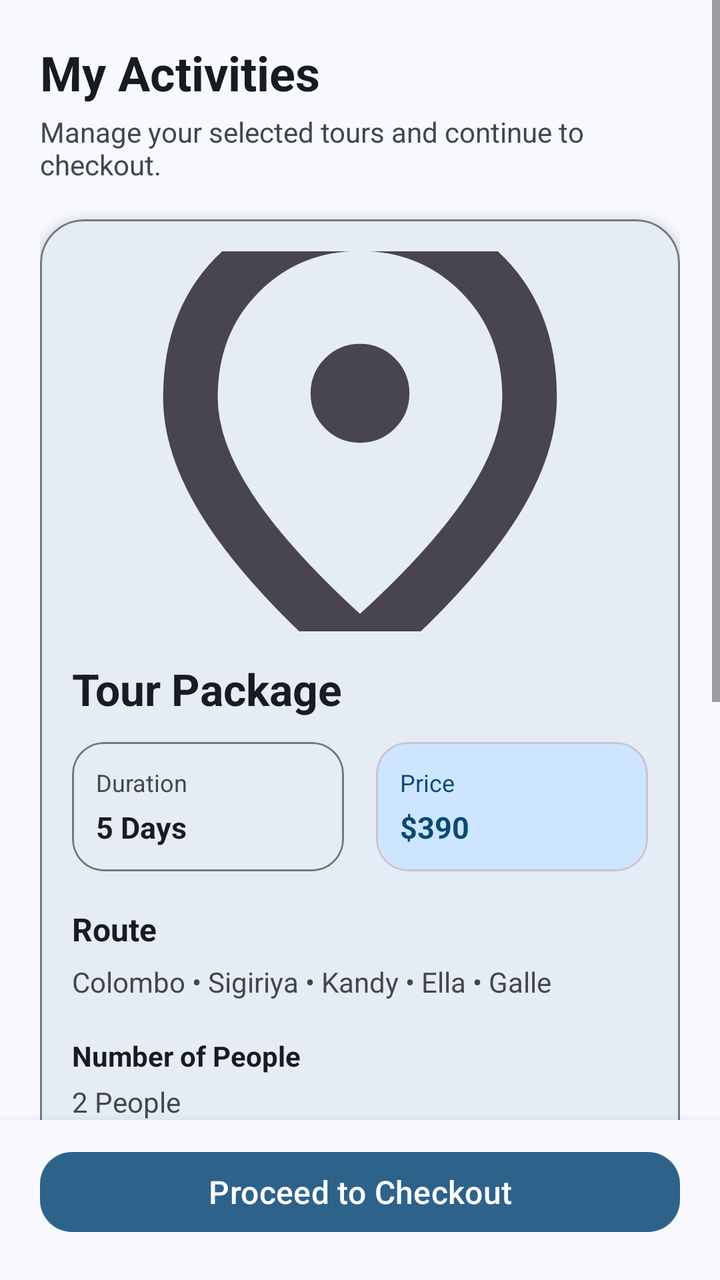
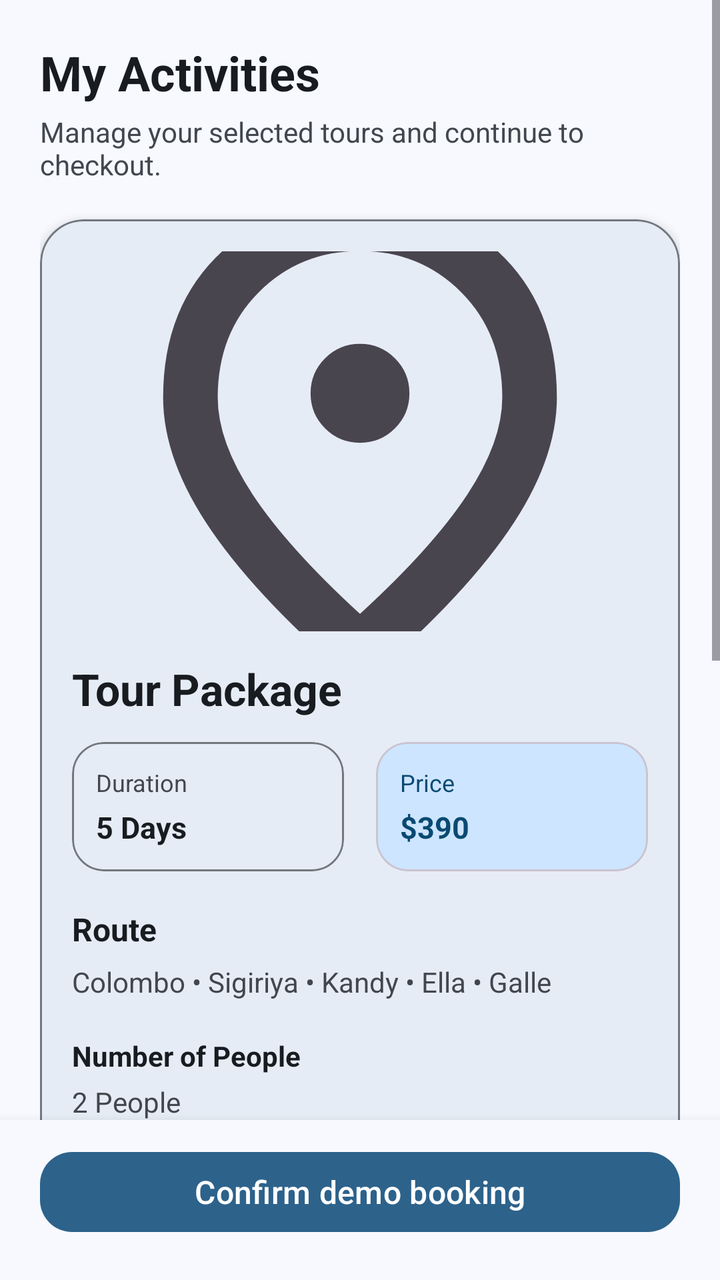

Compare the two renders of this Android layout. The source of the first and the diff that turns it into the second are given below.
<!-- AndroidManifest.xml: application theme Theme.Smart_tourism -->
<!-- res/layout/fragment_my_activities.xml -->
<?xml version="1.0" encoding="utf-8"?>
<LinearLayout xmlns:android="http://schemas.android.com/apk/res/android"
    xmlns:app="http://schemas.android.com/apk/res-auto"
    android:layout_width="match_parent"
    android:layout_height="match_parent"
    android:background="@color/md_theme_background"
    android:orientation="vertical">

    <ScrollView
        android:layout_width="match_parent"
        android:layout_height="0dp"
        android:layout_weight="1"
        android:fillViewport="true">

        <LinearLayout
            android:layout_width="match_parent"
            android:layout_height="wrap_content"
            android:orientation="vertical"
            android:padding="20dp">

            <TextView
                android:layout_width="wrap_content"
                android:layout_height="wrap_content"
                android:text="@string/my_activity_title"
                android:textColor="@color/md_theme_onBackground"
                android:textSize="24sp"
                android:textStyle="bold" />

            <TextView
                android:layout_width="match_parent"
                android:layout_height="wrap_content"
                android:layout_marginTop="4dp"
                android:text="@string/my_activity_subtitle"
                android:textColor="@color/md_theme_onSurfaceVariant"
                android:textSize="14sp" />

            <com.google.android.material.card.MaterialCardView
                android:id="@+id/activityCard"
                android:layout_width="match_parent"
                android:layout_height="wrap_content"
                android:layout_marginTop="18dp"
                app:cardBackgroundColor="@color/md_theme_surface"
                app:cardCornerRadius="22dp"
                app:cardElevation="3dp"
                app:strokeColor="@color/md_theme_outline"
                app:strokeWidth="1dp">

                <LinearLayout
                    android:layout_width="match_parent"
                    android:layout_height="wrap_content"
                    android:orientation="vertical"
                    android:padding="16dp">

                    <ImageView
                        android:id="@+id/imgPackage"
                        android:layout_width="match_parent"
                        android:layout_height="190dp"
                        android:scaleType="centerCrop"
                        android:src="@drawable/location_on_24px" />

                    <TextView
                        android:id="@+id/txtTitle"
                        android:layout_width="match_parent"
                        android:layout_height="wrap_content"
                        android:layout_marginTop="14dp"
                        android:text="@string/package_default_title"
                        android:textColor="@color/md_theme_onSurface"
                        android:textSize="22sp"
                        android:textStyle="bold" />

                    <LinearLayout
                        android:layout_width="match_parent"
                        android:layout_height="wrap_content"
                        android:layout_marginTop="12dp"
                        android:orientation="horizontal">

                        <com.google.android.material.card.MaterialCardView
                            android:layout_width="0dp"
                            android:layout_height="wrap_content"
                            android:layout_weight="1"
                            android:layout_marginEnd="8dp"
                            app:cardBackgroundColor="@color/md_theme_surface"
                            app:cardCornerRadius="16dp"
                            app:cardElevation="0dp"
                            app:strokeColor="@color/md_theme_outline"
                            app:strokeWidth="1dp">

                            <LinearLayout
                                android:layout_width="match_parent"
                                android:layout_height="wrap_content"
                                android:orientation="vertical"
                                android:padding="12dp">

                                <TextView
                                    android:layout_width="wrap_content"
                                    android:layout_height="wrap_content"
                                    android:text="@string/package_duration_label"
                                    android:textColor="@color/md_theme_onSurfaceVariant"
                                    android:textSize="12sp" />

                                <TextView
                                    android:id="@+id/txtDuration"
                                    android:layout_width="wrap_content"
                                    android:layout_height="wrap_content"
                                    android:layout_marginTop="4dp"
                                    android:text="@string/package_default_duration"
                                    android:textColor="@color/md_theme_onSurface"
                                    android:textSize="15sp"
                                    android:textStyle="bold" />
                            </LinearLayout>
                        </com.google.android.material.card.MaterialCardView>

                        <com.google.android.material.card.MaterialCardView
                            android:layout_width="0dp"
                            android:layout_height="wrap_content"
                            android:layout_weight="1"
                            android:layout_marginStart="8dp"
                            app:cardBackgroundColor="@color/md_theme_primaryContainer"
                            app:cardCornerRadius="16dp"
                            app:cardElevation="0dp">

                            <LinearLayout
                                android:layout_width="match_parent"
                                android:layout_height="wrap_content"
                                android:orientation="vertical"
                                android:padding="12dp">

                                <TextView
                                    android:layout_width="wrap_content"
                                    android:layout_height="wrap_content"
                                    android:text="@string/package_price_label"
                                    android:textColor="@color/md_theme_onPrimaryContainer"
                                    android:textSize="12sp" />

                                <TextView
                                    android:id="@+id/txtPrice"
                                    android:layout_width="wrap_content"
                                    android:layout_height="wrap_content"
                                    android:layout_marginTop="4dp"
                                    android:text="$390"
                                    android:textColor="@color/md_theme_onPrimaryContainer"
                                    android:textSize="15sp"
                                    android:textStyle="bold" />
                            </LinearLayout>
                        </com.google.android.material.card.MaterialCardView>
                    </LinearLayout>

                    <TextView
                        android:layout_width="match_parent"
                        android:layout_height="wrap_content"
                        android:layout_marginTop="18dp"
                        android:text="@string/package_route_label"
                        android:textColor="@color/md_theme_onSurface"
                        android:textSize="16sp"
                        android:textStyle="bold" />

                    <TextView
                        android:id="@+id/txtRoute"
                        android:layout_width="match_parent"
                        android:layout_height="wrap_content"
                        android:layout_marginTop="6dp"
                        android:text="Colombo • Sigiriya • Kandy • Ella • Galle"
                        android:textColor="@color/md_theme_onSurfaceVariant"
                        android:textSize="14sp" />

                    <LinearLayout
                        android:layout_width="match_parent"
                        android:layout_height="wrap_content"
                        android:layout_marginTop="18dp"
                        android:orientation="vertical">

                        <TextView
                            android:layout_width="match_parent"
                            android:layout_height="wrap_content"
                            android:text="@string/package_pax_label"
                            android:textColor="@color/md_theme_onSurface"
                            android:textSize="14sp"
                            android:textStyle="bold" />

                        <TextView
                            android:id="@+id/txtPax"
                            android:layout_width="match_parent"
                            android:layout_height="wrap_content"
                            android:layout_marginTop="4dp"
                            android:text="2 People"
                            android:textColor="@color/md_theme_onSurfaceVariant"
                            android:textSize="14sp" />

                        <TextView
                            android:layout_width="match_parent"
                            android:layout_height="wrap_content"
                            android:layout_marginTop="14dp"
                            android:text="@string/package_pickup_label"
                            android:textColor="@color/md_theme_onSurface"
                            android:textSize="14sp"
                            android:textStyle="bold" />

                        <TextView
                            android:id="@+id/txtPickup"
                            android:layout_width="match_parent"
                            android:layout_height="wrap_content"
                            android:layout_marginTop="4dp"
                            android:text="Colombo Hotel"
                            android:textColor="@color/md_theme_onSurfaceVariant"
                            android:textSize="14sp" />

                        <TextView
                            android:layout_width="match_parent"
                            android:layout_height="wrap_content"
                            android:layout_marginTop="14dp"
                            android:text="@string/package_mobile_label"
                            android:textColor="@color/md_theme_onSurface"
                            android:textSize="14sp"
                            android:textStyle="bold" />

                        <TextView
                            android:id="@+id/txtMobile"
                            android:layout_width="match_parent"
                            android:layout_height="wrap_content"
                            android:layout_marginTop="4dp"
                            android:text="+94770000000"
                            android:textColor="@color/md_theme_onSurfaceVariant"
                            android:textSize="14sp" />
                    </LinearLayout>

                    <com.google.android.material.button.MaterialButton
                        android:id="@+id/btnRemoveTour"
                        style="@style/Widget.Material3.Button.OutlinedButton"
                        android:layout_width="wrap_content"
                        android:layout_height="wrap_content"
                        android:layout_marginTop="20dp"
                        android:text="@string/remove_tour"
                        android:textAllCaps="false"
                        android:textColor="@color/md_theme_error"
                        app:strokeColor="@color/md_theme_error" />

                </LinearLayout>
            </com.google.android.material.card.MaterialCardView>

            <com.google.android.material.card.MaterialCardView
                android:id="@+id/emptyStateCard"
                android:layout_width="match_parent"
                android:layout_height="wrap_content"
                android:layout_marginTop="18dp"
                app:cardBackgroundColor="@color/md_theme_surface"
                app:cardCornerRadius="22dp"
                app:cardElevation="2dp"
                app:strokeColor="@color/md_theme_outline"
                app:strokeWidth="1dp">

                <LinearLayout
                    android:layout_width="match_parent"
                    android:layout_height="wrap_content"
                    android:gravity="center_horizontal"
                    android:orientation="vertical"
                    android:padding="24dp">

                    <TextView
                        android:layout_width="wrap_content"
                        android:layout_height="wrap_content"
                        android:text="@string/my_activity_empty_title"
                        android:textColor="@color/md_theme_onSurface"
                        android:textSize="18sp"
                        android:textStyle="bold" />

                    <TextView
                        android:layout_width="match_parent"
                        android:layout_height="wrap_content"
                        android:layout_marginTop="8dp"
                        android:gravity="center"
                        android:text="@string/my_activity_empty_message"
                        android:textColor="@color/md_theme_onSurfaceVariant"
                        android:textSize="14sp" />
                </LinearLayout>
            </com.google.android.material.card.MaterialCardView>

        </LinearLayout>
    </ScrollView>

    <LinearLayout
        android:layout_width="match_parent"
        android:layout_height="wrap_content"
        android:background="?android:attr/colorBackground"
        android:elevation="8dp"
        android:orientation="vertical"
        android:paddingStart="20dp"
        android:paddingTop="12dp"
        android:paddingEnd="20dp"
        android:paddingBottom="20dp">

        <com.google.android.material.button.MaterialButton
            android:id="@+id/btnCheckout"
            android:layout_width="match_parent"
            android:layout_height="wrap_content"
            android:text="@string/proceed_to_checkout"
            android:textAllCaps="false"
            android:textSize="16sp"
            app:cornerRadius="16dp" />

    </LinearLayout>

</LinearLayout>
<!-- resources referenced by this layout -->
<resources>
  <color name="md_theme_background">#F7F9FF</color>
  <color name="md_theme_error">#BA1A1A</color>
  <color name="md_theme_onBackground">#181C20</color>
  <color name="md_theme_onPrimaryContainer">#094A72</color>
  <color name="md_theme_onSurface">#181C20</color>
  <color name="md_theme_onSurfaceVariant">#42474E</color>
  <color name="md_theme_outline">#72787E</color>
  <color name="md_theme_primaryContainer">#CDE5FF</color>
  <color name="md_theme_surface">#F7F9FF</color>
  <!-- drawable location_on_24px (drawable) -->
  <vector xmlns:android="http://schemas.android.com/apk/res/android"
      android:width="24dp"
      android:height="24dp"
      android:viewportWidth="960"
      android:viewportHeight="960"
      android:tint="?attr/colorControlNormal">
    <path
        android:fillColor="@android:color/white"
        android:pathData="M538.29,458.29Q562.39,434.2 562.39,400Q562.39,365.8 538.29,341.71Q514.2,317.61 480,317.61Q445.8,317.61 421.71,341.71Q397.61,365.8 397.61,400Q397.61,434.2 421.71,458.29Q445.8,482.39 480,482.39Q514.2,482.39 538.29,458.29ZM480,767.54Q600.33,657.46 658.73,568.95Q717.13,480.43 717.13,407.04Q717.13,299.72 648.47,231.29Q579.8,162.87 480,162.87Q380.2,162.87 311.53,231.29Q242.87,299.72 242.87,407.04Q242.87,480.43 301.27,568.83Q359.67,657.22 480,767.54ZM480,888.13Q315.17,748.74 233.52,630.64Q151.87,512.54 151.87,407.04Q151.87,253.7 250.88,162.78Q349.89,71.87 480,71.87Q610.11,71.87 709.12,162.78Q808.13,253.7 808.13,407.04Q808.13,512.54 726.48,630.64Q644.83,748.74 480,888.13ZM480,400Q480,400 480,400Q480,400 480,400Q480,400 480,400Q480,400 480,400Q480,400 480,400Q480,400 480,400Q480,400 480,400Q480,400 480,400Z"/>
  </vector>
  <string name="my_activity_empty_message">Your selected tours will appear here.</string>
  <string name="my_activity_empty_title">No activities yet</string>
  <string name="my_activity_subtitle">Manage your selected tours and continue to checkout.</string>
  <string name="my_activity_title">My Activities</string>
  <string name="package_default_duration">5 Days</string>
  <string name="package_default_title">Tour Package</string>
  <string name="package_duration_label">Duration</string>
  <string name="package_mobile_label">Mobile Number</string>
  <string name="package_pax_label">Number of People</string>
  <string name="package_pickup_label">Pickup Location</string>
  <string name="package_price_label">Price</string>
  <string name="package_route_label">Route</string>
  <string name="proceed_to_checkout">Proceed to Checkout</string>
  <string name="remove_tour">Remove Tour</string>
  <color name="md_theme_primary">#2D628B</color>
  <color name="md_theme_onPrimary">#FFFFFF</color>
  <color name="md_theme_secondary">#51606F</color>
  <color name="md_theme_onSecondary">#FFFFFF</color>
  <color name="md_theme_secondaryContainer">#D4E4F6</color>
  <color name="md_theme_onSecondaryContainer">#394857</color>
  <color name="md_theme_tertiary">#67587A</color>
  <color name="md_theme_onTertiary">#FFFFFF</color>
  <color name="md_theme_tertiaryContainer">#EDDCFF</color>
  <color name="md_theme_onTertiaryContainer">#4F4061</color>
  <color name="md_theme_onError">#FFFFFF</color>
  <color name="md_theme_surfaceVariant">#DEE3EB</color>
  <!-- unchanged entries left out for length: 1 -->
</resources>

<!-- the commit's change to res/layout/fragment_my_activities.xml (unified diff, before → after) -->
@@ -221,6 +221,23 @@
                             android:text="+94770000000"
                             android:textColor="@color/md_theme_onSurfaceVariant"
                             android:textSize="14sp" />
+
+                        <TextView
+                            android:layout_width="match_parent"
+                            android:layout_height="wrap_content"
+                            android:layout_marginTop="14dp"
+                            android:text="@string/booking_date_label"
+                            android:textColor="@color/md_theme_onSurface"
+                            android:textSize="14sp"
+                            android:textStyle="bold" />
+
+                        <TextView
+                            android:id="@+id/txtTravelDate"
+                            android:layout_width="match_parent"
+                            android:layout_height="wrap_content"
+                            android:layout_marginTop="4dp"
+                            android:textColor="@color/md_theme_onSurfaceVariant"
+                            android:textSize="14sp" />
                     </LinearLayout>
 
                     <com.google.android.material.button.MaterialButton
@@ -292,7 +309,7 @@
             android:id="@+id/btnCheckout"
             android:layout_width="match_parent"
             android:layout_height="wrap_content"
-            android:text="@string/proceed_to_checkout"
+            android:text="@string/booking_confirm_action"
             android:textAllCaps="false"
             android:textSize="16sp"
             app:cornerRadius="16dp" />
<!-- resource entries referenced after the edit -->
@@ -20,6 +20,8 @@
         android:fillColor="@android:color/white"
         android:pathData="M538.29,458.29Q562.39,434.2 562.39,400Q562.39,365.8 538.29,341.71Q514.2,317.61 480,317.61Q445.8,317.61 421.71,341.71Q397.61,365.8 397.61,400Q397.61,434.2 421.71,458.29Q445.8,482.39 480,482.39Q514.2,482.39 538.29,458.29ZM480,767.54Q600.33,657.46 658.73,568.95Q717.13,480.43 717.13,407.04Q717.13,299.72 648.47,231.29Q579.8,162.87 480,162.87Q380.2,162.87 311.53,231.29Q242.87,299.72 242.87,407.04Q242.87,480.43 301.27,568.83Q359.67,657.22 480,767.54ZM480,888.13Q315.17,748.74 233.52,630.64Q151.87,512.54 151.87,407.04Q151.87,253.7 250.88,162.78Q349.89,71.87 480,71.87Q610.11,71.87 709.12,162.78Q808.13,253.7 808.13,407.04Q808.13,512.54 726.48,630.64Q644.83,748.74 480,888.13ZM480,400Q480,400 480,400Q480,400 480,400Q480,400 480,400Q480,400 480,400Q480,400 480,400Q480,400 480,400Q480,400 480,400Q480,400 480,400Z"/>
   </vector>
+  <string name="booking_confirm_action">Confirm demo booking</string>
+  <string name="booking_date_label">Travel date</string>
   <string name="my_activity_empty_message">Your selected tours will appear here.</string>
   <string name="my_activity_empty_title">No activities yet</string>
   <string name="my_activity_subtitle">Manage your selected tours and continue to checkout.</string>
@@ -32,7 +34,6 @@
   <string name="package_pickup_label">Pickup Location</string>
   <string name="package_price_label">Price</string>
   <string name="package_route_label">Route</string>
-  <string name="proceed_to_checkout">Proceed to Checkout</string>
   <string name="remove_tour">Remove Tour</string>
   <color name="md_theme_primary">#2D628B</color>
   <color name="md_theme_onPrimary">#FFFFFF</color>
